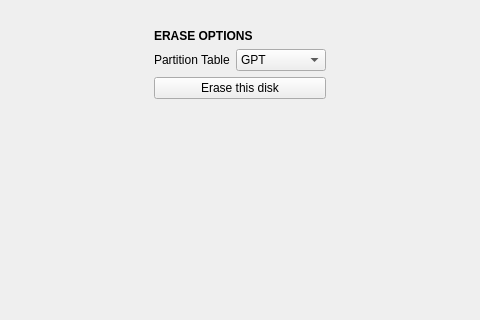
Above: application/operations/erasepartitiontablepopover.ui from theCheeseboard/theFrisbee before the change; both pictures show x 115 to 595 and y 0 to 320 of the 711 by 523 pixel window. Below: the same form after it.
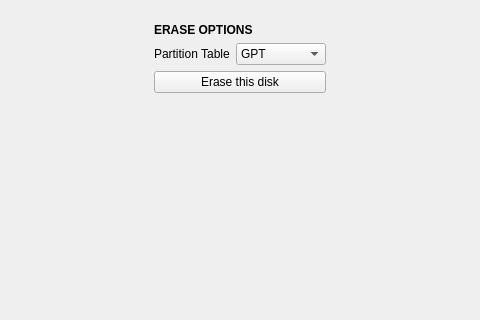
That is the form after the change. The open tabs and pages were chosen to show the change. Icons and pictures are not drawn. Custom widgets are drawn as their Qt base class.

```diff
--- a/application/operations/erasepartitiontablepopover.ui
+++ b/application/operations/erasepartitiontablepopover.ui
@@ -36,6 +36,9 @@
      </property>
      <widget class="QWidget" name="page">
       <layout class="QVBoxLayout" name="verticalLayout_2">
+       <property name="spacing">
+        <number>0</number>
+       </property>
        <property name="leftMargin">
         <number>0</number>
        </property>
```
Left out of the diff: 2 changed lines with no effect on the pictures.
